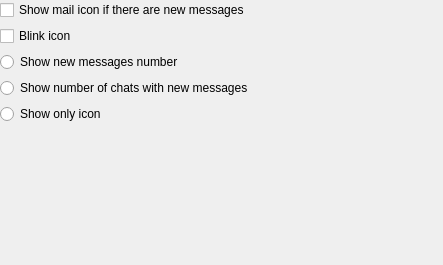
euroelessar/qutim, file src/corelayers/trayicon/simpletraysettings.ui: the form before one commit.
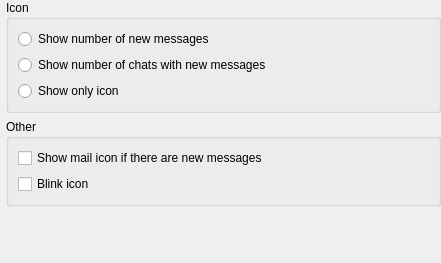
The form after the commit.

```diff
--- a/src/corelayers/trayicon/simpletraysettings.ui
+++ b/src/corelayers/trayicon/simpletraysettings.ui
@@ -6,50 +6,77 @@
    <rect>
     <x>0</x>
     <y>0</y>
-    <width>443</width>
-    <height>265</height>
+    <width>441</width>
+    <height>263</height>
    </rect>
   </property>
   <property name="windowTitle">
    <string>Form</string>
   </property>
   <layout class="QVBoxLayout" name="verticalLayout">
-   <property name="margin">
+   <property name="leftMargin">
+    <number>6</number>
+   </property>
+   <property name="topMargin">
     <number>0</number>
    </property>
-   <item>
-    <widget class="QCheckBox" name="cb_showIcon">
-     <property name="text">
-      <string>Show mail icon if there are new messages</string>
-     </property>
-    </widget>
-   </item>
-   <item>
-    <widget class="QCheckBox" name="cb_blink">
-     <property name="text">
-      <string>Blink icon</string>
-     </property>
-    </widget>
-   </item>
+   <property name="rightMargin">
+    <number>0</number>
+   </property>
+   <property name="bottomMargin">
+    <number>0</number>
+   </property>
    <item>
+    <widget class="QGroupBox" name="groupBox">
+     <property name="title">
+      <string>Icon</string>
+     </property>
+     <layout class="QGridLayout" name="gridLayout">
+      <item row="0" column="0">
     <widget class="QRadioButton" name="rb_showMsgsNumber">
      <property name="text">
-      <string>Show new messages number</string>
+         <string>Show number of new messages</string>
      </property>
     </widget>
    </item>
-   <item>
+      <item row="1" column="0">
     <widget class="QRadioButton" name="rb_showSessNumber">
      <property name="text">
       <string>Show number of chats with new messages</string>
      </property>
     </widget>
    </item>
-   <item>
+      <item row="2" column="0">
     <widget class="QRadioButton" name="rb_dontShowNumber">
      <property name="text">
       <string>Show only icon</string>
      </property>
+       </widget>
+      </item>
+     </layout>
+    </widget>
+   </item>
+   <item>
+    <widget class="QGroupBox" name="groupBox_2">
+     <property name="title">
+      <string>Other</string>
+     </property>
+     <layout class="QGridLayout" name="gridLayout_2">
+      <item row="0" column="0">
+       <widget class="QCheckBox" name="cb_showIcon">
+        <property name="text">
+         <string>Show mail icon if there are new messages</string>
+        </property>
+       </widget>
+      </item>
+      <item row="1" column="0">
+       <widget class="QCheckBox" name="cb_blink">
+        <property name="text">
+         <string>Blink icon</string>
+        </property>
+       </widget>
+      </item>
+     </layout>
     </widget>
    </item>
    <item>
```
Lines whose indentation alone changed are shown as unchanged.
